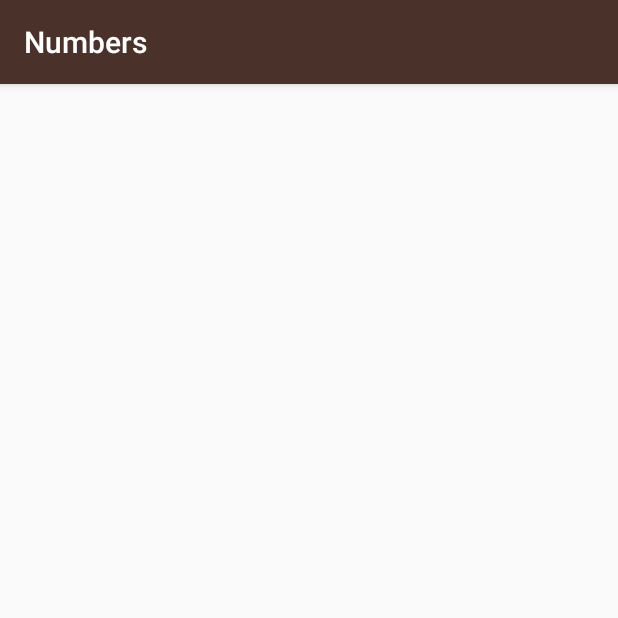
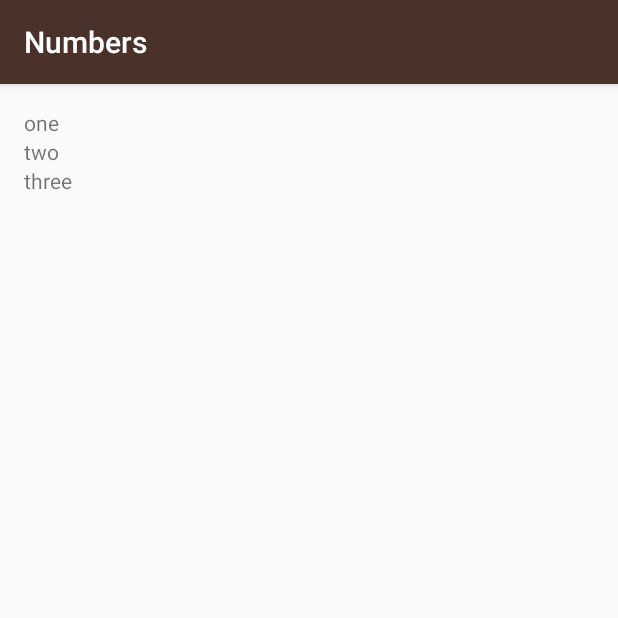
Before and after one commit to leesc22/miwok, an Android app: the NumbersActivity screen opened directly, with no data from a screen before it, on a phone screen of 412 x 824 dp, the top half of it. Run offline under Robolectric (Android 15) with nearby library versions, the phone set to English and light mode, and no system bars.

Commit message:
Dynamically created a TextView and add it to the layout in code

```diff
--- a/app/src/main/java/com/example/android/miwok/NumbersActivity.kt
+++ b/app/src/main/java/com/example/android/miwok/NumbersActivity.kt
@@ -2,7 +2,11 @@ package com.example.android.miwok
 
 import android.support.v7.app.AppCompatActivity
 import android.os.Bundle
-import android.util.Log
+import android.view.View
+import android.widget.LinearLayout
+import android.widget.TextView
+
+
 
 class NumbersActivity : AppCompatActivity() {
 
@@ -13,17 +17,17 @@ class NumbersActivity : AppCompatActivity() {
         // Create an array of words
         val words = arrayListOf("one", "two", "three", "four", "five", "six", "seven", "eight", "nine", "ten")
 
-        // Verify the contents of the array by printing out each array element to the logs
-        Log.v("NumbersActivity", "Word at index 0: " + words.get(0))
-        Log.v("NumbersActivity", "Word at index 1: " + words.get(1))
-        Log.v("NumbersActivity", "Word at index 2: " + words.get(2))
-        Log.v("NumbersActivity", "Word at index 3: " + words.get(3))
-        Log.v("NumbersActivity", "Word at index 4: " + words.get(4))
-        Log.v("NumbersActivity", "Word at index 5: " + words.get(5))
-        Log.v("NumbersActivity", "Word at index 6: " + words.get(6))
-        Log.v("NumbersActivity", "Word at index 7: " + words.get(7))
-        Log.v("NumbersActivity", "Word at index 8: " + words.get(8))
-        Log.v("NumbersActivity", "Word at index 9: " + words.get(9))
+        val rootView = findViewById<View>(R.id.rootView) as LinearLayout
+        val wordView = TextView(this)
+        wordView.setText(words.get(0))
+        rootView.addView(wordView)
 
+        val wordView2 = TextView(this)
+        wordView2.setText(words.get(1))
+        rootView.addView(wordView2)
+
+        val wordView3 = TextView(this)
+        wordView3.setText(words.get(2))
+        rootView.addView(wordView3)
     }
 }
--- a/app/src/main/res/layout/activity_numbers.xml
+++ b/app/src/main/res/layout/activity_numbers.xml
@@ -1,13 +1,15 @@
 <?xml version="1.0" encoding="utf-8"?>
-<RelativeLayout
+<LinearLayout
     xmlns:android="http://schemas.android.com/apk/res/android"
     xmlns:tools="http://schemas.android.com/tools"
     android:layout_width="match_parent"
     android:layout_height="match_parent"
+    android:orientation="vertical"
     android:paddingBottom="@dimen/activity_vertical_margin"
     android:paddingLeft="@dimen/activity_horizontal_margin"
     android:paddingRight="@dimen/activity_horizontal_margin"
     android:paddingTop="@dimen/activity_vertical_margin"
+    android:id="@+id/rootView"
     tools:context=".NumbersActivity">
 
-</RelativeLayout>
+</LinearLayout>
```
